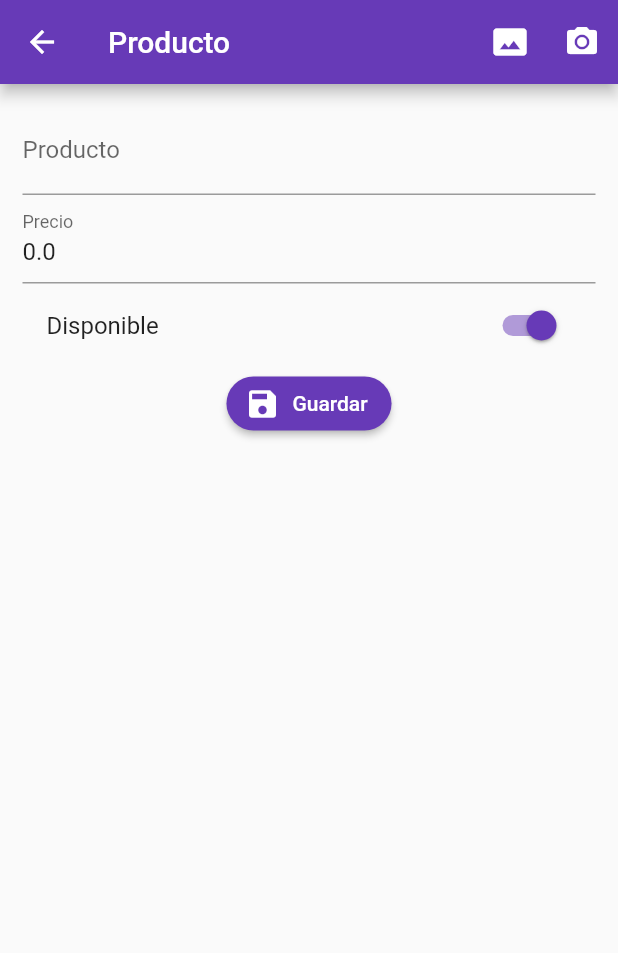
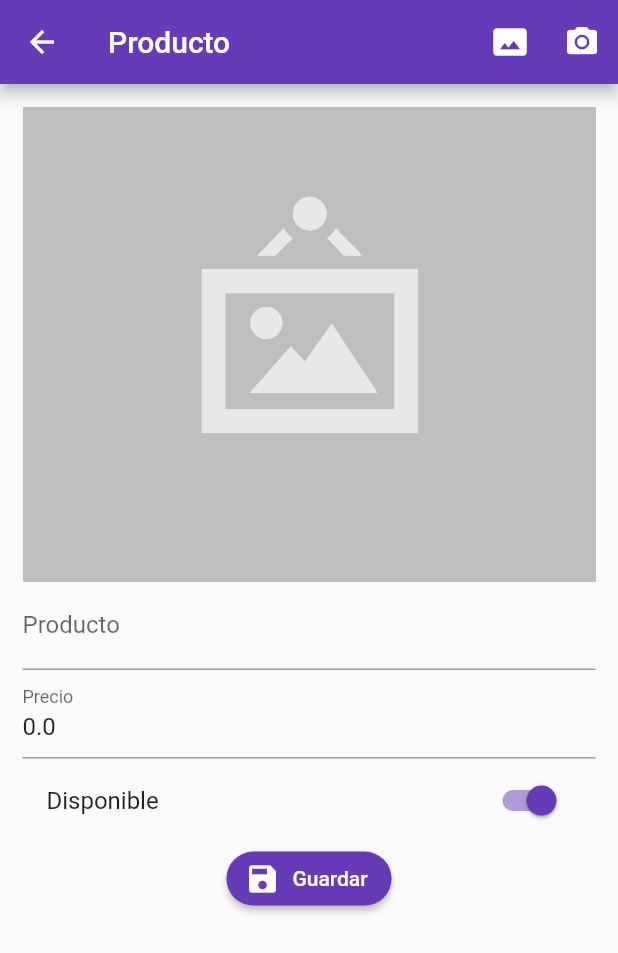
Before and after one commit to LuisNorberto1998/CRUD_hacia_servicios_REST, a Flutter app: the ProductoPage screen opened by its route, after a tap on the "photo size select actual" icon, on a phone screen of 412 x 824 dp. Shown: the top 953 px of the screen. Run offline on Flutter 3.47's test engine with Material 2 defaults, Android fonts, the phone set to English and light mode, and no system bars; our stand-ins replace image_picker, rxdart; network calls fail.

```diff
--- a/crud_servicios_rest/lib/src/pages/producto_page.dart
+++ b/crud_servicios_rest/lib/src/pages/producto_page.dart
@@ -1,7 +1,10 @@
+import 'dart:io';
+
 import 'package:flutter/material.dart';
 import 'package:formvalidation/src/models/producto_model.dart';
 import 'package:formvalidation/src/providers/productos_providers.dart';
 import 'package:formvalidation/src/utils/utils.dart' as utils;
+import 'package:image_picker/image_picker.dart';
 
 class ProductoPage extends StatefulWidget {
   @override
@@ -16,6 +19,8 @@ class _ProductoPageState extends State<ProductoPage> {
   final productoProvider = new ProductosProvider();
 
   bool _guardando = false;
+  final picker = ImagePicker();
+  File foto;
 
   @override
   Widget build(BuildContext context) {
@@ -30,8 +35,9 @@ class _ProductoPageState extends State<ProductoPage> {
         title: Text('Producto'),
         actions: <Widget>[
           IconButton(
-              icon: Icon(Icons.photo_size_select_actual), onPressed: () {}),
-          IconButton(icon: Icon(Icons.camera_alt), onPressed: () {}),
+              icon: Icon(Icons.photo_size_select_actual),
+              onPressed: _seleccionarFoto),
+          IconButton(icon: Icon(Icons.camera_alt), onPressed: _tomarFoto),
         ],
       ),
       body: SingleChildScrollView(
@@ -41,6 +47,7 @@ class _ProductoPageState extends State<ProductoPage> {
               key: formKey,
               child: Column(
                 children: <Widget>[
+                  _mostrarFoto(),
                   _crearNombre(),
                   _crearPrecio(),
                   _crearDisponible(),
@@ -134,4 +141,31 @@ class _ProductoPageState extends State<ProductoPage> {
 
     scaffoldKey.currentState.showSnackBar(snackbar);
   }
+
+  Widget _mostrarFoto() {
+    if (producto.fotoUrl != null) {
+      //TODO: hacer esto
+      return Container();
+    } else {
+      return Image(
+        image: AssetImage(foto?.path ?? 'assets/no-image.png'),
+        fit: BoxFit.cover,
+      );
+    }
+  }
+
+  void _seleccionarFoto() async {
+    final pickedFile = await picker.getImage(source: ImageSource.gallery);
+
+    if (foto != null) {
+      //limpieza
+
+    }
+
+    setState(() {
+      foto = File(pickedFile.path);
+    });
+  }
+
+  void _tomarFoto() {}
 }
--- a/crud_servicios_rest/pubspec.yaml
+++ b/crud_servicios_rest/pubspec.yaml
@@ -30,6 +30,7 @@ dependencies:
   cupertino_icons: ^0.1.3
   rxdart: ^0.24.0
   http:
+  image_picker: ^0.6.7
 
 dev_dependencies:
   flutter_test:
@@ -47,8 +48,8 @@ flutter:
   uses-material-design: true
 
   # To add assets to your application, add an assets section, like this:
-  # assets:
-  #   - images/a_dot_burr.jpeg
+  assets:
+    - assets/
   #   - images/a_dot_ham.jpeg
 
   # An image asset can refer to one or more resolution-specific "variants", see
```
Also changed, not shown: crud_servicios_rest/assets/jar-loading.gif (added), crud_servicios_rest/assets/no-image.png (added), 2 other files.
